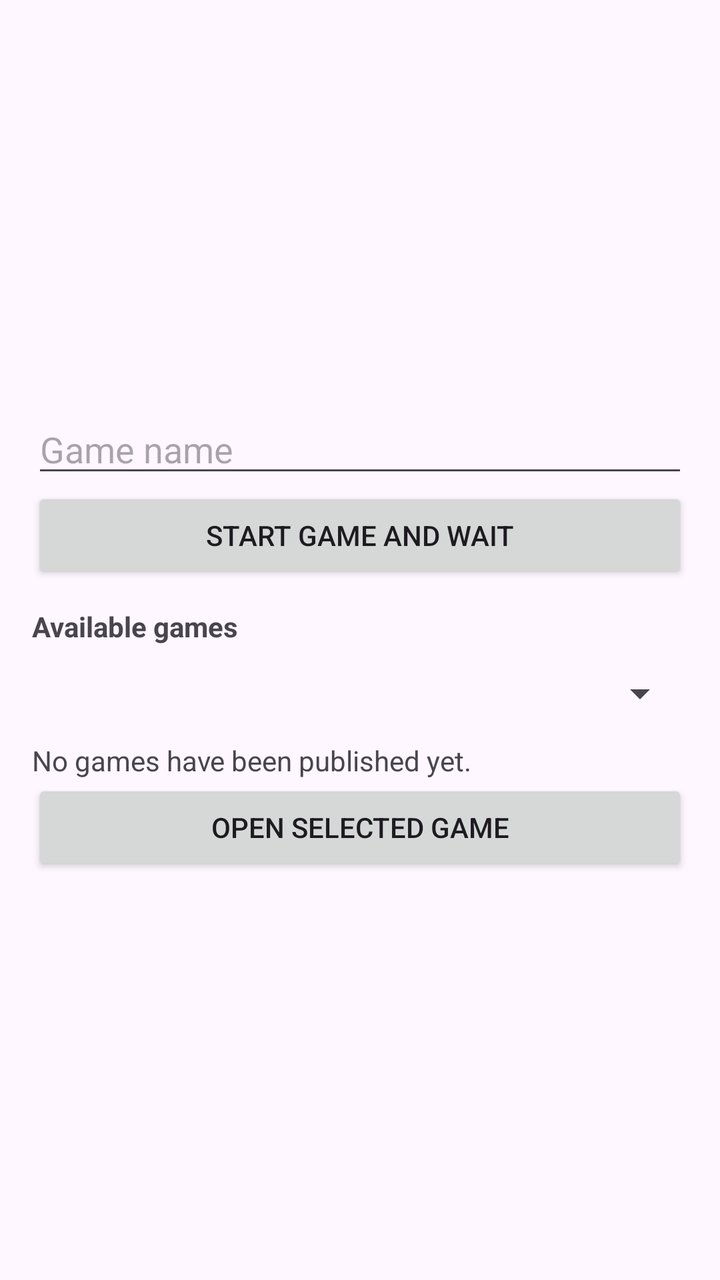
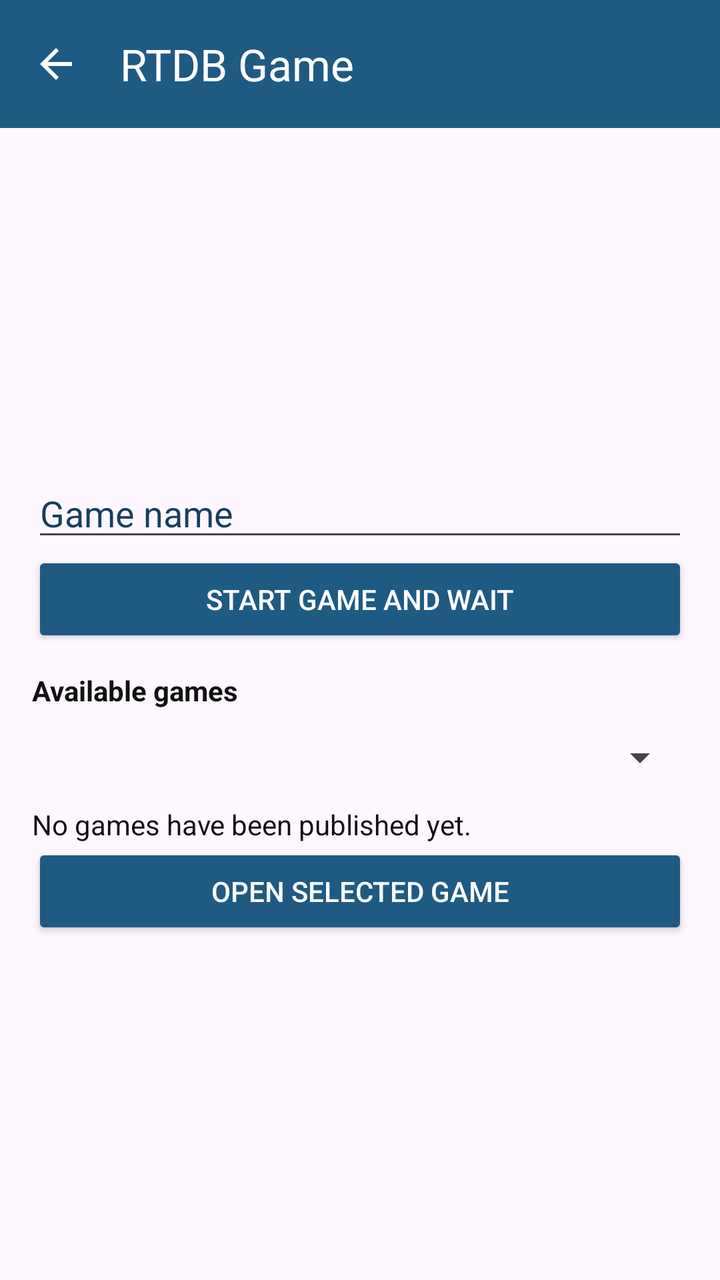

Compare the two renders of this Android layout. The source of the first and the diff that turns it into the second are given below.
<!-- AndroidManifest.xml: application theme Theme.Mayakirzner -->
<!-- res/layout/activity_main2.xml -->
<?xml version="1.0" encoding="utf-8"?>
<LinearLayout xmlns:android="http://schemas.android.com/apk/res/android"
    android:layout_width="match_parent"
    android:layout_height="match_parent"
    android:gravity="center"
    android:orientation="vertical"
    android:padding="16dp">

    
    <LinearLayout
        android:id="@+id/lobbyLayout"
        android:layout_width="match_parent"
        android:layout_height="wrap_content"
        android:orientation="vertical">

        <EditText
            android:id="@+id/editGameName"
            android:layout_width="match_parent"
            android:layout_height="wrap_content"
            android:hint="@string/rtdb_game_name_hint"
            android:importantForAutofill="no"
            android:inputType="text"
            android:singleLine="true" />

        <Button
            android:id="@+id/buttonStartGame"
            android:layout_width="match_parent"
            android:layout_height="wrap_content"
            android:text="@string/rtdb_start_game" />

        <TextView
            android:layout_width="wrap_content"
            android:layout_height="wrap_content"
            android:layout_marginTop="12dp"
            android:text="@string/rtdb_available_games"
            android:textStyle="bold" />

        <Spinner
            android:id="@+id/spinnerGames"
            android:layout_width="match_parent"
            android:layout_height="wrap_content"
            android:minHeight="48dp" />

        <TextView
            android:id="@+id/textNoGames"
            android:layout_width="wrap_content"
            android:layout_height="wrap_content"
            android:text="@string/rtdb_no_games" />

        <Button
            android:id="@+id/buttonOpenGame"
            android:layout_width="match_parent"
            android:layout_height="wrap_content"
            android:text="@string/rtdb_open_game" />
    </LinearLayout>

    
    <LinearLayout
        android:id="@+id/gameLayout"
        android:layout_width="match_parent"
        android:layout_height="wrap_content"
        android:gravity="center"
        android:orientation="vertical"
        android:visibility="gone">

        <TextView
            android:id="@+id/textGameName"
            android:layout_width="wrap_content"
            android:layout_height="wrap_content"
            android:textSize="22sp"
            android:textStyle="bold" />

        <TextView
            android:id="@+id/textGameStatus"
            android:layout_width="wrap_content"
            android:layout_height="wrap_content"
            android:layout_marginTop="4dp"
            android:layout_marginBottom="16dp" />

        <GridLayout
            android:layout_width="wrap_content"
            android:layout_height="wrap_content"
            android:columnCount="3"
            android:rowCount="3">

            <Button
                android:id="@+id/button00"
                android:layout_width="100dp"
                android:layout_height="100dp"
                android:onClick="onCellClick"
                android:tag="0,0"
                android:textSize="24sp" />

            <Button
                android:id="@+id/button01"
                android:layout_width="100dp"
                android:layout_height="100dp"
                android:onClick="onCellClick"
                android:tag="0,1"
                android:textSize="24sp" />

            <Button
                android:id="@+id/button02"
                android:layout_width="100dp"
                android:layout_height="100dp"
                android:onClick="onCellClick"
                android:tag="0,2"
                android:textSize="24sp" />

            <Button
                android:id="@+id/button10"
                android:layout_width="100dp"
                android:layout_height="100dp"
                android:onClick="onCellClick"
                android:tag="1,0"
                android:textSize="24sp" />

            <Button
                android:id="@+id/button11"
                android:layout_width="100dp"
                android:layout_height="100dp"
                android:onClick="onCellClick"
                android:tag="1,1"
                android:textSize="24sp" />

            <Button
                android:id="@+id/button12"
                android:layout_width="100dp"
                android:layout_height="100dp"
                android:onClick="onCellClick"
                android:tag="1,2"
                android:textSize="24sp" />

            <Button
                android:id="@+id/button20"
                android:layout_width="100dp"
                android:layout_height="100dp"
                android:onClick="onCellClick"
                android:tag="2,0"
                android:textSize="24sp" />

            <Button
                android:id="@+id/button21"
                android:layout_width="100dp"
                android:layout_height="100dp"
                android:onClick="onCellClick"
                android:tag="2,1"
                android:textSize="24sp" />

            <Button
                android:id="@+id/button22"
                android:layout_width="100dp"
                android:layout_height="100dp"
                android:onClick="onCellClick"
                android:tag="2,2"
                android:textSize="24sp" />
        </GridLayout>
    </LinearLayout>
</LinearLayout>
<!-- resources referenced by this layout -->
<resources>
  <string name="rtdb_available_games">Available games</string>
  <string name="rtdb_game_name_hint">Game name</string>
  <string name="rtdb_no_games">No games have been published yet.</string>
  <string name="rtdb_open_game">Open selected game</string>
  <string name="rtdb_start_game">Start game and wait</string>
  <style name="Theme.Mayakirzner" parent="Base.Theme.Mayakirzner" />
  <style name="Base.Theme.Mayakirzner" parent="Theme.Material3.DayNight.NoActionBar">
          <item name="colorPrimary">@color/primary</item>
          <item name="colorOnPrimary">@color/white</item>
          <item name="colorSecondary">@color/accent</item>
          <item name="colorOnSecondary">@color/black</item>
          <item name="android:statusBarColor">@color/primary_dark</item>
      </style>
  <color name="primary">#1F5A83</color>
  <color name="white">#FFFFFFFF</color>
  <color name="accent">#E6843A</color>
  <color name="black">#FF000000</color>
  <color name="primary_dark">#173F5C</color>
</resources>

<!-- the commit's change to res/layout/activity_main2.xml (unified diff, before → after) -->
@@ -1,159 +1,222 @@
 <?xml version="1.0" encoding="utf-8"?>
 <LinearLayout xmlns:android="http://schemas.android.com/apk/res/android"
+    xmlns:app="http://schemas.android.com/apk/res-auto"
     android:layout_width="match_parent"
     android:layout_height="match_parent"
-    android:gravity="center"
-    android:orientation="vertical"
-    android:padding="16dp">
-
-    
-    <LinearLayout
-        android:id="@+id/lobbyLayout"
+    android:orientation="vertical">
+
+    <com.google.android.material.appbar.MaterialToolbar
+        android:id="@+id/toolbar"
         android:layout_width="match_parent"
         android:layout_height="wrap_content"
-        android:orientation="vertical">
-
-        <EditText
-            android:id="@+id/editGameName"
+        android:background="@color/toolbar_background"
+        app:navigationIcon="?attr/homeAsUpIndicator"
+        app:navigationIconTint="@color/white"
+        app:title="RTDB Game"
+        app:titleTextColor="@color/white" />
+
+    <LinearLayout
+        android:layout_width="match_parent"
+        android:layout_height="match_parent"
+        android:gravity="center"
+        android:orientation="vertical"
+        android:padding="16dp">
+
+        
+        <LinearLayout
+            android:id="@+id/lobbyLayout"
             android:layout_width="match_parent"
             android:layout_height="wrap_content"
-            android:hint="@string/rtdb_game_name_hint"
-            android:importantForAutofill="no"
-            android:inputType="text"
-            android:singleLine="true" />
-
-        <Button
-            android:id="@+id/buttonStartGame"
+            android:orientation="vertical">
+
+            <EditText
+                android:id="@+id/editGameName"
+                android:layout_width="match_parent"
+                android:layout_height="wrap_content"
+                android:hint="@string/rtdb_game_name_hint"
+                android:textColor="@color/board_cell_text"
+                android:textColorHint="@color/primary_dark"
+                android:importantForAutofill="no"
+                android:inputType="text"
+                android:singleLine="true" />
+
+            <Button
+                android:id="@+id/buttonStartGame"
+                android:layout_width="match_parent"
+                android:layout_height="wrap_content"
+                android:backgroundTint="@color/primary"
+                android:textColor="@color/white"
+                android:text="@string/rtdb_start_game" />
+
+            <TextView
+                android:layout_width="wrap_content"
+                android:layout_height="wrap_content"
+                android:layout_marginTop="12dp"
+                android:text="@string/rtdb_available_games"
+                android:textColor="@color/board_cell_text"
+                android:textStyle="bold" />
+
+            <Spinner
+                android:id="@+id/spinnerGames"
+                android:layout_width="match_parent"
+                android:layout_height="wrap_content"
+                android:minHeight="48dp" />
+
+            <TextView
+                android:id="@+id/textNoGames"
+                android:layout_width="wrap_content"
+                android:layout_height="wrap_content"
+                android:textColor="@color/board_cell_text"
+                android:text="@string/rtdb_no_games" />
+
+            <Button
+                android:id="@+id/buttonOpenGame"
+                android:layout_width="match_parent"
+                android:layout_height="wrap_content"
+                android:backgroundTint="@color/primary"
+                android:textColor="@color/white"
+                android:text="@string/rtdb_open_game" />
+        </LinearLayout>
+
+        
+        <LinearLayout
+            android:id="@+id/gameLayout"
             android:layout_width="match_parent"
             android:layout_height="wrap_content"
-            android:text="@string/rtdb_start_game" />
-
-        <TextView
-            android:layout_width="wrap_content"
-            android:layout_height="wrap_content"
-            android:layout_marginTop="12dp"
-            android:text="@string/rtdb_available_games"
-            android:textStyle="bold" />
-
-        <Spinner
-            android:id="@+id/spinnerGames"
-            android:layout_width="match_parent"
-            android:layout_height="wrap_content"
-            android:minHeight="48dp" />
-
-        <TextView
-            android:id="@+id/textNoGames"
-            android:layout_width="wrap_content"
-            android:layout_height="wrap_content"
-            android:text="@string/rtdb_no_games" />
-
-        <Button
-            android:id="@+id/buttonOpenGame"
-            android:layout_width="match_parent"
-            android:layout_height="wrap_content"
-            android:text="@string/rtdb_open_game" />
-    </LinearLayout>
-
-    
-    <LinearLayout
-        android:id="@+id/gameLayout"
-        android:layout_width="match_parent"
-        android:layout_height="wrap_content"
-        android:gravity="center"
-        android:orientation="vertical"
-        android:visibility="gone">
-
-        <TextView
-            android:id="@+id/textGameName"
-            android:layout_width="wrap_content"
-            android:layout_height="wrap_content"
-            android:textSize="22sp"
-            android:textStyle="bold" />
-
-        <TextView
-            android:id="@+id/textGameStatus"
-            android:layout_width="wrap_content"
-            android:layout_height="wrap_content"
-            android:layout_marginTop="4dp"
-            android:layout_marginBottom="16dp" />
-
-        <GridLayout
-            android:layout_width="wrap_content"
-            android:layout_height="wrap_content"
-            android:columnCount="3"
-            android:rowCount="3">
-
-            <Button
-                android:id="@+id/button00"
-                android:layout_width="100dp"
-                android:layout_height="100dp"
-                android:onClick="onCellClick"
-                android:tag="0,0"
-                android:textSize="24sp" />
-
-            <Button
-                android:id="@+id/button01"
-                android:layout_width="100dp"
-                android:layout_height="100dp"
-                android:onClick="onCellClick"
-                android:tag="0,1"
-                android:textSize="24sp" />
-
-            <Button
-                android:id="@+id/button02"
-                android:layout_width="100dp"
-                android:layout_height="100dp"
-                android:onClick="onCellClick"
-                android:tag="0,2"
-                android:textSize="24sp" />
-
-            <Button
-                android:id="@+id/button10"
-                android:layout_width="100dp"
-                android:layout_height="100dp"
-                android:onClick="onCellClick"
-                android:tag="1,0"
-                android:textSize="24sp" />
-
-            <Button
-                android:id="@+id/button11"
-                android:layout_width="100dp"
-                android:layout_height="100dp"
-                android:onClick="onCellClick"
-                android:tag="1,1"
-                android:textSize="24sp" />
-
-            <Button
-                android:id="@+id/button12"
-                android:layout_width="100dp"
-                android:layout_height="100dp"
-                android:onClick="onCellClick"
-                android:tag="1,2"
-                android:textSize="24sp" />
-
-            <Button
-                android:id="@+id/button20"
-                android:layout_width="100dp"
-                android:layout_height="100dp"
-                android:onClick="onCellClick"
-                android:tag="2,0"
-                android:textSize="24sp" />
-
-            <Button
-                android:id="@+id/button21"
-                android:layout_width="100dp"
-                android:layout_height="100dp"
-                android:onClick="onCellClick"
-                android:tag="2,1"
-                android:textSize="24sp" />
-
-            <Button
-                android:id="@+id/button22"
-                android:layout_width="100dp"
-                android:layout_height="100dp"
-                android:onClick="onCellClick"
-                android:tag="2,2"
-                android:textSize="24sp" />
-        </GridLayout>
+            android:gravity="center"
+            android:orientation="vertical"
+            android:visibility="gone">
+
+            <TextView
+                android:id="@+id/textGameName"
+                android:layout_width="wrap_content"
+                android:layout_height="wrap_content"
+                android:textColor="@color/board_cell_text"
+                android:textSize="22sp"
+                android:textStyle="bold" />
+
+            <TextView
+                android:id="@+id/textGameStatus"
+                android:layout_width="wrap_content"
+                android:layout_height="wrap_content"
+                android:textColor="@color/primary_dark"
+                android:layout_marginTop="4dp"
+                android:layout_marginBottom="16dp" />
+
+            <GridLayout
+                android:layout_width="wrap_content"
+                android:layout_height="wrap_content"
+                android:columnCount="3"
+                android:rowCount="3">
+
+                <Button
+                    android:id="@+id/button00"
+                    android:layout_width="96dp"
+                    android:layout_height="96dp"
+                    android:layout_margin="3dp"
+                    android:onClick="onCellClick"
+                    android:tag="0,0"
+                    android:background="@drawable/bg_square_button"
+                    android:backgroundTint="@null"
+                    android:textColor="@color/board_cell_text"
+                    android:textSize="24sp" />
+
+                <Button
+                    android:id="@+id/button01"
+                    android:layout_width="96dp"
+                    android:layout_height="96dp"
+                    android:layout_margin="3dp"
+                    android:onClick="onCellClick"
+                    android:tag="0,1"
+                    android:background="@drawable/bg_square_button"
+                    android:backgroundTint="@null"
+                    android:textColor="@color/board_cell_text"
+                    android:textSize="24sp" />
+
+                <Button
+                    android:id="@+id/button02"
+                    android:layout_width="96dp"
+                    android:layout_height="96dp"
+                    android:layout_margin="3dp"
+                    android:onClick="onCellClick"
+                    android:tag="0,2"
+                    android:background="@drawable/bg_square_button"
+                    android:backgroundTint="@null"
+                    android:textColor="@color/board_cell_text"
+                    android:textSize="24sp" />
+
+                <Button
+                    android:id="@+id/button10"
+                    android:layout_width="96dp"
+                    android:layout_height="96dp"
+                    android:layout_margin="3dp"
+                    android:onClick="onCellClick"
+                    android:tag="1,0"
+                    android:background="@drawable/bg_square_button"
+                    android:backgroundTint="@null"
+                    android:textColor="@color/board_cell_text"
+                    android:textSize="24sp" />
+
+                <Button
+                    android:id="@+id/button11"
+                    android:layout_width="96dp"
+                    android:layout_height="96dp"
+                    android:layout_margin="3dp"
+                    android:onClick="onCellClick"
+                    android:tag="1,1"
+                    android:background="@drawable/bg_square_button"
+                    android:backgroundTint="@null"
+                    android:textColor="@color/board_cell_text"
+                    android:textSize="24sp" />
+
+                <Button
+                    android:id="@+id/button12"
+                    android:layout_width="96dp"
+                    android:layout_height="96dp"
+                    android:layout_margin="3dp"
+                    android:onClick="onCellClick"
+                    android:tag="1,2"
+                    android:background="@drawable/bg_square_button"
+                    android:backgroundTint="@null"
+                    android:textColor="@color/board_cell_text"
+                    android:textSize="24sp" />
+
+                <Button
+                    android:id="@+id/button20"
+                    android:layout_width="96dp"
+                    android:layout_height="96dp"
+                    android:layout_margin="3dp"
+                    android:onClick="onCellClick"
+                    android:tag="2,0"
+                    android:background="@drawable/bg_square_button"
+                    android:backgroundTint="@null"
+                    android:textColor="@color/board_cell_text"
+                    android:textSize="24sp" />
+
+                <Button
+                    android:id="@+id/button21"
+                    android:layout_width="96dp"
+                    android:layout_height="96dp"
+                    android:layout_margin="3dp"
+                    android:onClick="onCellClick"
+                    android:tag="2,1"
+                    android:background="@drawable/bg_square_button"
+                    android:backgroundTint="@null"
+                    android:textColor="@color/board_cell_text"
+                    android:textSize="24sp" />
+
+                <Button
+                    android:id="@+id/button22"
+                    android:layout_width="96dp"
+                    android:layout_height="96dp"
+                    android:layout_margin="3dp"
+                    android:onClick="onCellClick"
+                    android:tag="2,2"
+                    android:background="@drawable/bg_square_button"
+                    android:backgroundTint="@null"
+                    android:textColor="@color/board_cell_text"
+                    android:textSize="24sp" />
+            </GridLayout>
+        </LinearLayout>
     </LinearLayout>
 </LinearLayout>
<!-- resource entries referenced after the edit -->
@@ -1,11 +1,31 @@
 <!-- resources referenced by this layout -->
 <resources>
+  <color name="board_cell_text">#FF111111</color>
+  <color name="primary">#1F5A83</color>
+  <color name="primary_dark">#173F5C</color>
+  <color name="toolbar_background">#1F5A83</color>
+  <color name="white">#FFFFFFFF</color>
+  <!-- drawable bg_square_button (drawable) -->
+  <?xml version="1.0" encoding="utf-8"?>
+  <shape xmlns:android="http://schemas.android.com/apk/res/android"
+      android:shape="rectangle">
+  
+      <solid android:color="@color/board_cell_background" />
+  
+      <stroke
+          android:width="1dp"
+          android:color="@color/board_cell_stroke" />
+  
+      <corners android:radius="0dp" />
+  </shape>
   <string name="rtdb_available_games">Available games</string>
   <string name="rtdb_game_name_hint">Game name</string>
   <string name="rtdb_no_games">No games have been published yet.</string>
   <string name="rtdb_open_game">Open selected game</string>
   <string name="rtdb_start_game">Start game and wait</string>
   <style name="Theme.Mayakirzner" parent="Base.Theme.Mayakirzner" />
+  <color name="board_cell_background">#FFFFFFFF</color>
+  <color name="board_cell_stroke">#FF222222</color>
   <style name="Base.Theme.Mayakirzner" parent="Theme.Material3.DayNight.NoActionBar">
           <item name="colorPrimary">@color/primary</item>
           <item name="colorOnPrimary">@color/white</item>
@@ -13,10 +33,7 @@
           <item name="colorOnSecondary">@color/black</item>
           <item name="android:statusBarColor">@color/primary_dark</item>
       </style>
-  <color name="primary">#1F5A83</color>
-  <color name="white">#FFFFFFFF</color>
   <color name="accent">#E6843A</color>
   <color name="black">#FF000000</color>
-  <color name="primary_dark">#173F5C</color>
 </resources>
 
